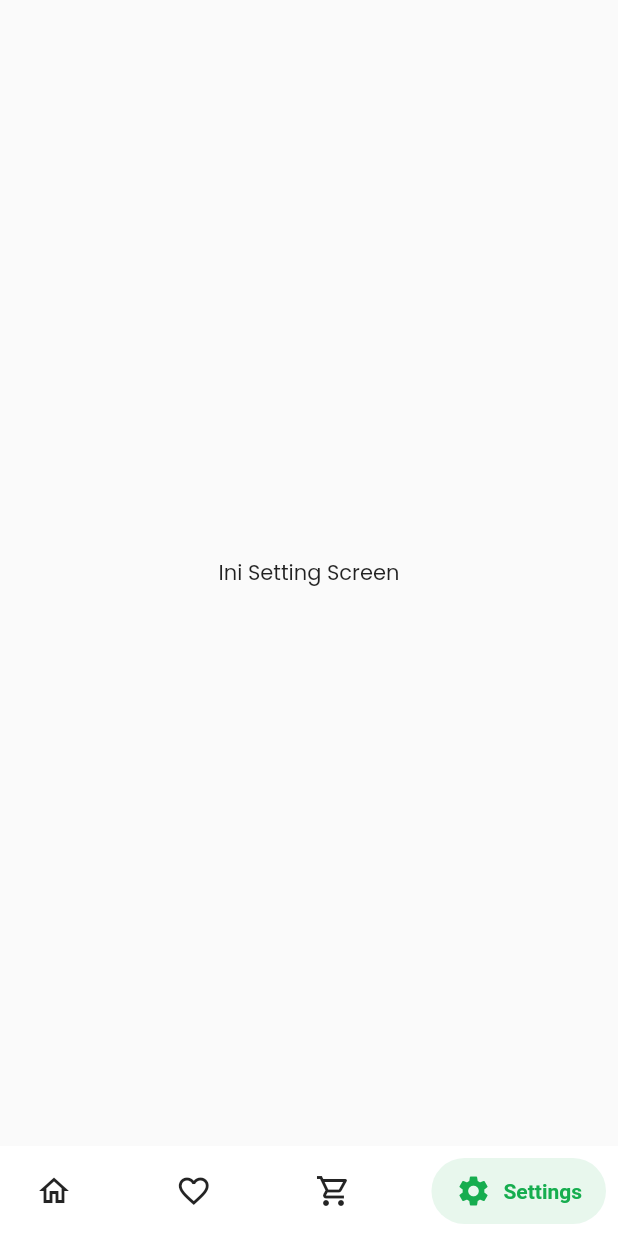
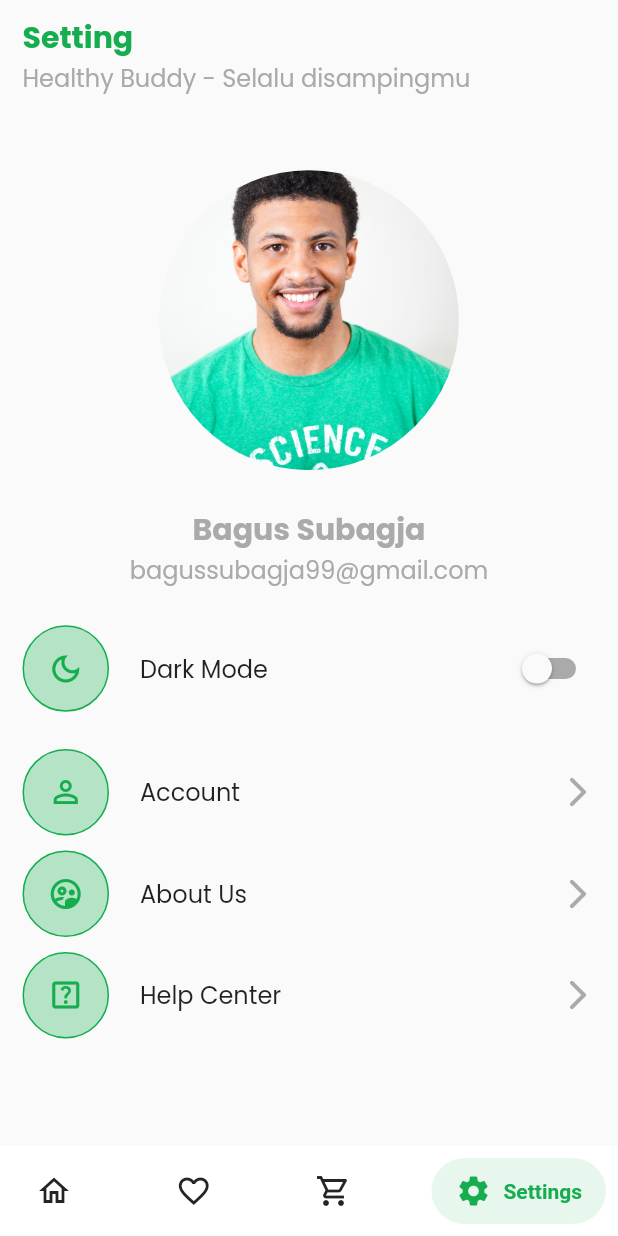
Before and after one commit to bagussubagja/healthy-buddy-mobile-app, a Flutter app: the screen it shows after launch, item 4 of the bottom bar chosen, on a phone screen of 412 x 824 dp. Run offline on Flutter 3.47's test engine with Material 2 defaults, Android fonts, the phone set to English and light mode, and no system bars; drawn by our look-alikes of salomon_bottom_bar; our stand-ins replace cached_network_image, carousel_slider, flutter_rating_bar, flutter_svg, sizer.

Commit message:
Add setting screen

```diff
--- a/lib/screens/home/settings/setting_screen.dart
+++ b/lib/screens/home/settings/setting_screen.dart
@@ -1,14 +1,178 @@
 import 'package:flutter/material.dart';
+import 'package:healthy_buddy_mobile_app/screens/widgets/margin_height.dart';
+import 'package:healthy_buddy_mobile_app/screens/widgets/margin_width.dart';
+import 'package:healthy_buddy_mobile_app/shared/theme.dart';
+import 'package:sizer/sizer.dart';
 
-class SettingScreen extends StatelessWidget {
-  const SettingScreen({super.key});
+class SettingScreen extends StatefulWidget {
+  SettingScreen({super.key});
+
+  @override
+  State<SettingScreen> createState() => _SettingScreenState();
+}
+
+class _SettingScreenState extends State<SettingScreen> {
+  bool _isSelected = false;
+
+  final List<IconData> _iconSettingMenu = [
+    Icons.person_outline_outlined,
+    Icons.supervised_user_circle_outlined,
+    Icons.help_center_outlined
+  ];
+
+  final List<String> _nameSettingMenu = [
+    "Account",
+    "About Us",
+    "Help Center",
+  ];
 
   @override
   Widget build(BuildContext context) {
     return Scaffold(
-      body: Center(
-        child: Text('Ini Setting Screen'),
+      body: SafeArea(
+        child: Padding(
+          padding: defaultPadding,
+          child: ListView(
+            shrinkWrap: true,
+            children: [
+              _topSection(),
+              MarginHeight(height: 6.h),
+              _userInformation(),
+              MarginHeight(height: 3.h),
+              _darkModeOption(),
+              MarginHeight(height: 3.h),
+              _menuSetting()
+            ],
+          ),
+        ),
       ),
     );
   }
+
+  Widget _topSection() {
+    return Column(
+      crossAxisAlignment: CrossAxisAlignment.start,
+      children: [
+        Text(
+          'Setting',
+          style: titleStyle.copyWith(color: greenColor),
+        ),
+        Text(
+          'Healthy Buddy - Selalu disampingmu',
+          style: regularStyle.copyWith(color: greyTextColor),
+        )
+      ],
+    );
+  }
+
+  Widget _userInformation() {
+    return Column(
+      children: [
+        UnconstrainedBox(
+          child: SizedBox(
+            height: 200,
+            width: 200,
+            child: ClipRRect(
+              borderRadius: BorderRadius.circular(100),
+              child: Image.asset(
+                'assets/images/avatar-demo.jpg',
+                fit: BoxFit.cover,
+              ),
+            ),
+          ),
+        ),
+        MarginHeight(height: 3.h),
+        Text(
+          'Bagus Subagja',
+          textAlign: TextAlign.center,
+          style: titleStyle.copyWith(color: greyTextColor),
+        ),
+        Text(
+          'bagussubagja99@gmail.com',
+          textAlign: TextAlign.center,
+          style: regularStyle.copyWith(color: greyTextColor),
+        ),
+      ],
+    );
+  }
+
+  Widget _darkModeOption() {
+    return Row(
+      mainAxisAlignment: MainAxisAlignment.spaceBetween,
+      children: [
+        Row(
+          children: [
+            Container(
+              height: 7.h,
+              width: 7.h,
+              decoration: BoxDecoration(
+                color: greenColor.withOpacity(0.3),
+                borderRadius: BorderRadius.circular(100),
+                border: Border.all(color: greenColor),
+              ),
+              child: Icon(
+                Icons.dark_mode_outlined,
+                color: greenColor,
+              ),
+            ),
+            MarginWidth(width: 5.w),
+            Text(
+              'Dark Mode',
+              style: regularStyle,
+            )
+          ],
+        ),
+        Switch(
+            activeColor: greenColor,
+            value: _isSelected,
+            onChanged: (value) {
+              setState(() {
+                _isSelected = value;
+              });
+            })
+      ],
+    );
+  }
+
+  Widget _menuSetting() {
+    return ListView.separated(
+        shrinkWrap: true,
+        itemBuilder: (context, index) {
+          return Row(
+            mainAxisAlignment: MainAxisAlignment.spaceBetween,
+            children: [
+              Row(
+                children: [
+                  Container(
+                    height: 7.h,
+                    width: 7.h,
+                    decoration: BoxDecoration(
+                      color: greenColor.withOpacity(0.3),
+                      borderRadius: BorderRadius.circular(100),
+                      border: Border.all(color: greenColor),
+                    ),
+                    child: Icon(
+                      _iconSettingMenu[index],
+                      color: greenColor,
+                    ),
+                  ),
+                  MarginWidth(width: 5.w),
+                  Text(
+                    _nameSettingMenu[index],
+                    style: regularStyle,
+                  )
+                ],
+              ),
+              Icon(
+                Icons.arrow_forward_ios_rounded,
+                color: greyTextColor,
+              )
+            ],
+          );
+        },
+        separatorBuilder: (context, index) {
+          return MarginHeight(height: 10);
+        },
+        itemCount: _iconSettingMenu.length);
+  }
 }
--- a/lib/screens/main_features_screens/foodies/foodies_main_screen.dart
+++ b/lib/screens/main_features_screens/foodies/foodies_main_screen.dart
@@ -52,7 +52,7 @@ class _FoodiesScreenState extends State<FoodiesScreen> {
     itemCarousel.getDataCarousel(context: context, section: "foodies");
     final item = Provider.of<FoodArticlesClass>(context, listen: false);
     item.getFoodArticleData(context: context);
-    Timer(const Duration(seconds: 5), loadingCompleted);
+    Timer(const Duration(seconds: 3), loadingCompleted);
   }
 
   @override
@@ -94,7 +94,7 @@ class _FoodiesScreenState extends State<FoodiesScreen> {
                     MarginHeight(height: 3.h),
                     _foodiesCategory(context),
                     MarginHeight(height: 2.h),
-                    _tipOfTheDay()
+                    _articleOfTheDay()
                   ],
                 ),
               ),
@@ -143,10 +143,12 @@ class _FoodiesScreenState extends State<FoodiesScreen> {
                         ),
                       ),
                     ),
-                    placeholder: (context, url) =>
-                        const CircularProgressIndicator(),
-                    errorWidget: (context, url, error) =>
-                        const Icon(Icons.error),
+                    placeholder: (context, url) => const Center(
+                      child: CircularProgressIndicator(),
+                    ),
+                    errorWidget: (context, url, error) => const Center(
+                      child: Icon(Icons.error),
+                    ),
                   ),
                 ),
                 Container(
@@ -244,7 +246,7 @@ class _FoodiesScreenState extends State<FoodiesScreen> {
     );
   }
 
-  Widget _tipOfTheDay() {
+  Widget _articleOfTheDay() {
     final item = Provider.of<FoodArticlesClass>(context, listen: false);
     return Column(
       children: [
--- a/lib/screens/main_features_screens/mydoc/detail_screen/mydoc_detail_screen.dart
+++ b/lib/screens/main_features_screens/mydoc/detail_screen/mydoc_detail_screen.dart
@@ -29,7 +29,9 @@ class MyDocDetailScreen extends StatelessWidget {
                   MarginHeight(height: 2.h),
                   _detailDocData(),
                   MarginHeight(height: 4.h),
-                  _appointmentButton()
+                  Positioned(
+                    child: _appointmentButton(),
+                  ),
                 ],
               ),
             ),
--- a/lib/services/food_articles_service/get_food_article_service.dart
+++ b/lib/services/food_articles_service/get_food_article_service.dart
@@ -1,6 +1,7 @@
 import 'package:flutter/material.dart';
 import 'package:healthy_buddy_mobile_app/credentials/supabase_credential.dart';
 import 'package:healthy_buddy_mobile_app/models/food_article_model.dart';
+import 'package:healthy_buddy_mobile_app/shared/theme.dart';
 import 'package:http/http.dart' as http;
 
 Future<List<FoodArticleModel>?> getFoodArticles(
@@ -16,8 +17,11 @@ Future<List<FoodArticleModel>?> getFoodArticles(
       return foodArticleModelFromJson(json);
     }
   } catch (e) {
-    ScaffoldMessenger.of(context)
-        .showSnackBar(SnackBar(content: Text(e.toString())));
+    ScaffoldMessenger.of(context).showSnackBar(SnackBar(
+        content: Text(
+      "There's Something Error",
+      style: regularStyle,
+    )));
   }
   return [];
 }
--- a/pubspec.yaml
+++ b/pubspec.yaml
@@ -43,6 +43,7 @@ dependencies:
   http: ^0.13.5
   cached_network_image: ^3.2.2
   flutter_rating_bar: ^4.0.1
+  youtube_player_flutter: ^8.1.1
 
 dev_dependencies:
   flutter_test:
```
Also changed, not shown: pubspec.lock, 1 other file.
